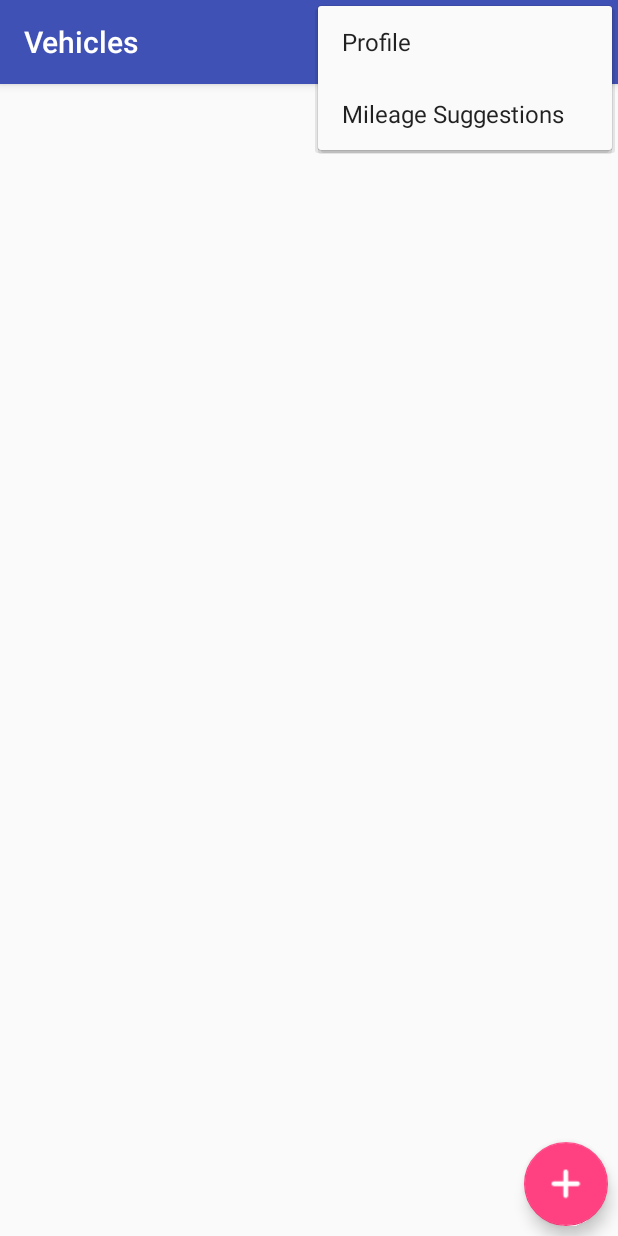
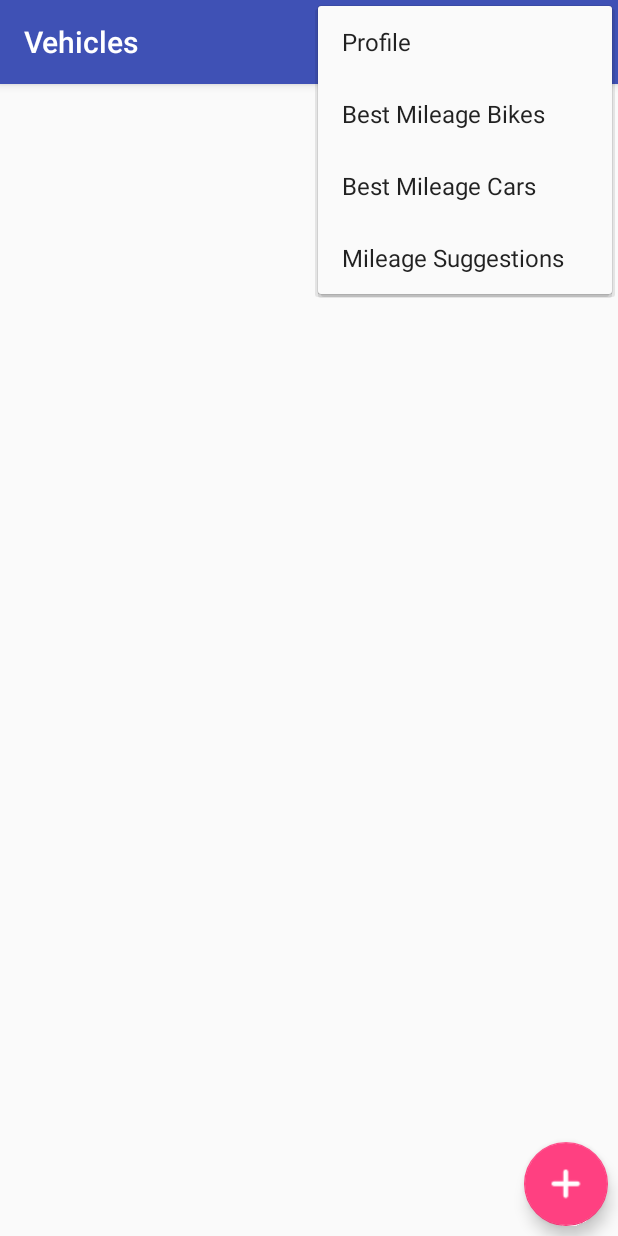
Before and after one commit to santoshkumar1227/KotlinSamples, an Android app: the ListOfVehiclesActivity screen opened directly, with no data from a screen before it, with the options menu open, on a phone screen of 412 x 824 dp. Run offline under Robolectric (Android 15) with nearby library versions, the phone set to English and light mode, and no system bars; our stand-ins replace sdp/ssp sizes; libraries missing offline, so code that uses them is left out: io.realm, io.realm.kotlin; 3 statements that could not run were skipped.

Commit message:
best bike and cars url's added

```diff
--- a/Milo/app/src/main/res/menu/main_menu.xml
+++ b/Milo/app/src/main/res/menu/main_menu.xml
@@ -5,6 +5,16 @@
     <item
         android:id="@+id/profile"
         android:title="@string/profile"
+        app:showAsAction="never" />
+
+    <item
+        android:id="@+id/bestMileageBikes"
+        android:title="@string/bestMileageBikes"
+        app:showAsAction="never" />
+
+    <item
+        android:id="@+id/bestMileageCars"
+        android:title="@string/bestMileageCars"
         app:showAsAction="never" />
 
     <item
--- a/Milo/app/src/main/res/values/strings.xml
+++ b/Milo/app/src/main/res/values/strings.xml
@@ -46,6 +46,9 @@
     <string name="km_hr">km/hr</string>
     <string name="km">km</string>
     <string name="mileageSuggestions">Mileage Suggestions</string>
+    <string name="bestMileageVehicles">Best Mileage Vehicles</string>
+    <string name="bestMileageBikes">Best Mileage Bikes</string>
+    <string name="bestMileageCars">Best Mileage Cars</string>
     <string name="graph_view">Graph View</string>
     <string name="graph_message">Each bar represents Mileage received for each log , maximum value added is 100.</string>
 
@@ -76,4 +79,7 @@
     <string name="vehicle_added_already">Vehicle added already</string>
     <string name="minimumOneReadingRequired">Minimum one reading required to see in Graph view</string>
 
+    //Url's
+    <string name="best_bikes_url">https://www.bikewale.com/best-mileage-bikes-in-india/</string>
+    <string name="best_cars_url">https://www.carblogindia.com/best-mileage-cars-in-india/</string>
 </resources>
```
Also changed, not shown: Milo/app/src/main/AndroidManifest.xml (+9 -1 lines), Milo/app/src/main/java/com/example/santoshb/kotlindemo/activity/ListOfVehiclesActivity.kt (+12 -0 lines), Milo/app/src/main/java/com/example/santoshb/kotlindemo/activity/WebviewActivity.kt (added, +65 -0 lines), Milo/app/src/main/res/layout/activity_webview.xml (added, +21 -0 lines).
